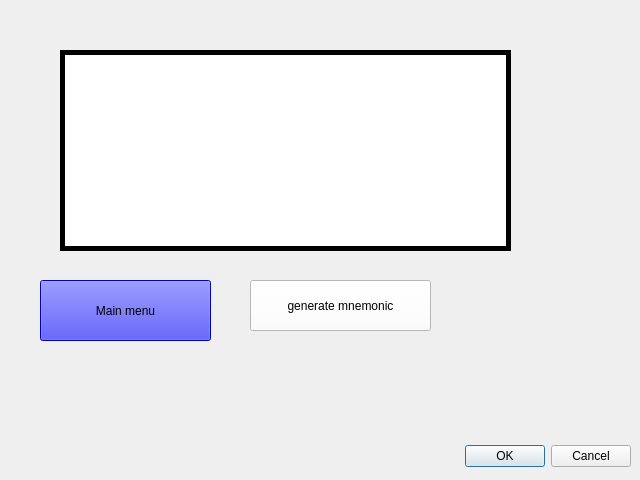
First picture: the form in no_mnemonic_page.ui, repository Unit-chain/wallet, before the edit.
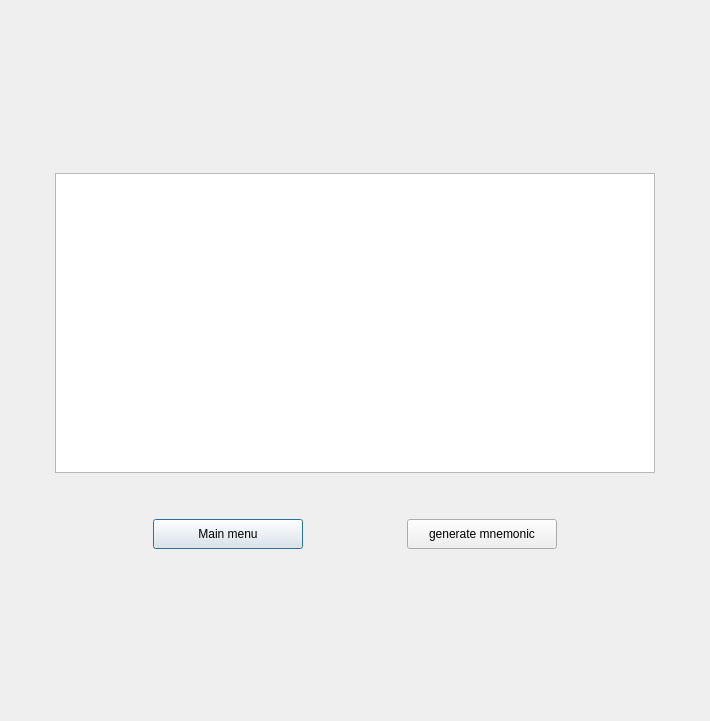
Second picture: the form after the edit.

Commit message: version a; Ready: intro, no_mnemonic

```diff
--- a/no_mnemonic_page.ui
+++ b/no_mnemonic_page.ui
@@ -6,97 +6,239 @@
    <rect>
     <x>0</x>
     <y>0</y>
-    <width>640</width>
-    <height>480</height>
+    <width>710</width>
+    <height>721</height>
    </rect>
   </property>
   <property name="windowTitle">
    <string>Dialog</string>
   </property>
-  <widget class="QDialogButtonBox" name="buttonBox">
-   <property name="geometry">
-    <rect>
-     <x>10</x>
-     <y>440</y>
-     <width>621</width>
-     <height>32</height>
-    </rect>
-   </property>
-   <property name="orientation">
-    <enum>Qt::Horizontal</enum>
-   </property>
-   <property name="standardButtons">
-    <set>QDialogButtonBox::Cancel|QDialogButtonBox::Ok</set>
-   </property>
-  </widget>
-  <widget class="QStackedWidget" name="stackedWidget">
-   <property name="geometry">
-    <rect>
-     <x>0</x>
-     <y>30</y>
-     <width>571</width>
-     <height>391</height>
-    </rect>
-   </property>
-   <property name="currentIndex">
-    <number>0</number>
-   </property>
-   <widget class="QWidget" name="page">
-    <widget class="QPushButton" name="pushButton">
-     <property name="geometry">
-      <rect>
-       <x>250</x>
-       <y>250</y>
-       <width>181</width>
-       <height>51</height>
-      </rect>
+  <layout class="QGridLayout" name="gridLayout">
+   <item row="0" column="0">
+    <widget class="QStackedWidget" name="stackedWidget">
+     <property name="currentIndex">
+      <number>0</number>
      </property>
-     <property name="styleSheet">
-      <string notr="true">background-color:white;</string>
-     </property>
-     <property name="text">
-      <string>generate mnemonic</string>
-     </property>
+     <widget class="QWidget" name="page">
+      <layout class="QVBoxLayout" name="verticalLayout_3">
+       <item>
+        <layout class="QHBoxLayout" name="horizontalLayout_2">
+         <item>
+          <spacer name="horizontalSpacer_2">
+           <property name="orientation">
+            <enum>Qt::Horizontal</enum>
+           </property>
+           <property name="sizeHint" stdset="0">
+            <size>
+             <width>40</width>
+             <height>20</height>
+            </size>
+           </property>
+          </spacer>
+         </item>
+         <item>
+          <layout class="QVBoxLayout" name="verticalLayout_2">
+           <item>
+            <spacer name="verticalSpacer_2">
+             <property name="orientation">
+              <enum>Qt::Vertical</enum>
+             </property>
+             <property name="sizeHint" stdset="0">
+              <size>
+               <width>20</width>
+               <height>40</height>
+              </size>
+             </property>
+            </spacer>
+           </item>
+           <item>
+            <layout class="QVBoxLayout" name="verticalLayout">
+             <item>
+              <widget class="QTextBrowser" name="mnemonic_text">
+               <property name="sizePolicy">
+                <sizepolicy hsizetype="Fixed" vsizetype="Fixed">
+                 <horstretch>0</horstretch>
+                 <verstretch>0</verstretch>
+                </sizepolicy>
+               </property>
+               <property name="minimumSize">
+                <size>
+                 <width>600</width>
+                 <height>300</height>
+                </size>
+               </property>
+               <property name="font">
+                <font>
+                 <pointsize>12</pointsize>
+                </font>
+               </property>
+               <property name="styleSheet">
+                <string notr="true"/>
+               </property>
+              </widget>
+             </item>
+             <item>
+              <spacer name="verticalSpacer">
+               <property name="orientation">
+                <enum>Qt::Vertical</enum>
+               </property>
+               <property name="sizeType">
+                <enum>QSizePolicy::Fixed</enum>
+               </property>
+               <property name="sizeHint" stdset="0">
+                <size>
+                 <width>20</width>
+                 <height>40</height>
+                </size>
+               </property>
+              </spacer>
+             </item>
+             <item>
+              <layout class="QHBoxLayout" name="horizontalLayout">
+               <item>
+                <spacer name="horizontalSpacer_4">
+                 <property name="orientation">
+                  <enum>Qt::Horizontal</enum>
+                 </property>
+                 <property name="sizeType">
+                  <enum>QSizePolicy::Fixed</enum>
+                 </property>
+                 <property name="sizeHint" stdset="0">
+                  <size>
+                   <width>50</width>
+                   <height>20</height>
+                  </size>
+                 </property>
+                </spacer>
+               </item>
+               <item>
+                <widget class="QPushButton" name="pshBtnMainMenu">
+                 <property name="sizePolicy">
+                  <sizepolicy hsizetype="Fixed" vsizetype="Fixed">
+                   <horstretch>0</horstretch>
+                   <verstretch>0</verstretch>
+                  </sizepolicy>
+                 </property>
+                 <property name="minimumSize">
+                  <size>
+                   <width>150</width>
+                   <height>30</height>
+                  </size>
+                 </property>
+                 <property name="baseSize">
+                  <size>
+                   <width>100</width>
+                   <height>30</height>
+                  </size>
+                 </property>
+                 <property name="styleSheet">
+                  <string notr="true"/>
+                 </property>
+                 <property name="text">
+                  <string>Main menu</string>
+                 </property>
+                </widget>
+               </item>
+               <item>
+                <spacer name="horizontalSpacer">
+                 <property name="orientation">
+                  <enum>Qt::Horizontal</enum>
+                 </property>
+                 <property name="sizeType">
+                  <enum>QSizePolicy::Fixed</enum>
+                 </property>
+                 <property name="sizeHint" stdset="0">
+                  <size>
+                   <width>50</width>
+                   <height>20</height>
+                  </size>
+                 </property>
+                </spacer>
+               </item>
+               <item>
+                <widget class="QPushButton" name="pshBtnGenerateMnemonic">
+                 <property name="sizePolicy">
+                  <sizepolicy hsizetype="Fixed" vsizetype="Fixed">
+                   <horstretch>0</horstretch>
+                   <verstretch>0</verstretch>
+                  </sizepolicy>
+                 </property>
+                 <property name="minimumSize">
+                  <size>
+                   <width>150</width>
+                   <height>30</height>
+                  </size>
+                 </property>
+                 <property name="baseSize">
+                  <size>
+                   <width>100</width>
+                   <height>30</height>
+                  </size>
+                 </property>
+                 <property name="styleSheet">
+                  <string notr="true"/>
+                 </property>
+                 <property name="text">
+                  <string>generate mnemonic</string>
+                 </property>
+                </widget>
+               </item>
+               <item>
+                <spacer name="horizontalSpacer_5">
+                 <property name="orientation">
+                  <enum>Qt::Horizontal</enum>
+                 </property>
+                 <property name="sizeType">
+                  <enum>QSizePolicy::Fixed</enum>
+                 </property>
+                 <property name="sizeHint" stdset="0">
+                  <size>
+                   <width>50</width>
+                   <height>20</height>
+                  </size>
+                 </property>
+                </spacer>
+               </item>
+              </layout>
+             </item>
+            </layout>
+           </item>
+           <item>
+            <spacer name="verticalSpacer_3">
+             <property name="orientation">
+              <enum>Qt::Vertical</enum>
+             </property>
+             <property name="sizeHint" stdset="0">
+              <size>
+               <width>20</width>
+               <height>40</height>
+              </size>
+             </property>
+            </spacer>
+           </item>
+          </layout>
+         </item>
+         <item>
+          <spacer name="horizontalSpacer_3">
+           <property name="orientation">
+            <enum>Qt::Horizontal</enum>
+           </property>
+           <property name="sizeHint" stdset="0">
+            <size>
+             <width>40</width>
+             <height>20</height>
+            </size>
+           </property>
+          </spacer>
+         </item>
+        </layout>
+       </item>
+      </layout>
+     </widget>
+     <widget class="QWidget" name="page_2"/>
     </widget>
-    <widget class="QTextBrowser" name="textBrowser">
-     <property name="geometry">
-      <rect>
-       <x>60</x>
-       <y>20</y>
-       <width>451</width>
-       <height>201</height>
-      </rect>
-     </property>
-     <property name="font">
-      <font>
-       <pointsize>12</pointsize>
-      </font>
-     </property>
-     <property name="styleSheet">
-      <string notr="true">color: white;
-border: 5 solid black;</string>
-     </property>
-    </widget>
-    <widget class="QPushButton" name="pushButton_2">
-     <property name="geometry">
-      <rect>
-       <x>40</x>
-       <y>250</y>
-       <width>171</width>
-       <height>61</height>
-      </rect>
-     </property>
-     <property name="styleSheet">
-      <string notr="true">background-color: blue;
-</string>
-     </property>
-     <property name="text">
-      <string>Main menu</string>
-     </property>
-    </widget>
-   </widget>
-   <widget class="QWidget" name="page_2"/>
-  </widget>
+   </item>
+  </layout>
  </widget>
  <resources/>
  <connections>
```
Left out of the diff: 40 changed lines with no effect on the pictures. The commit also changes 12 other files.
